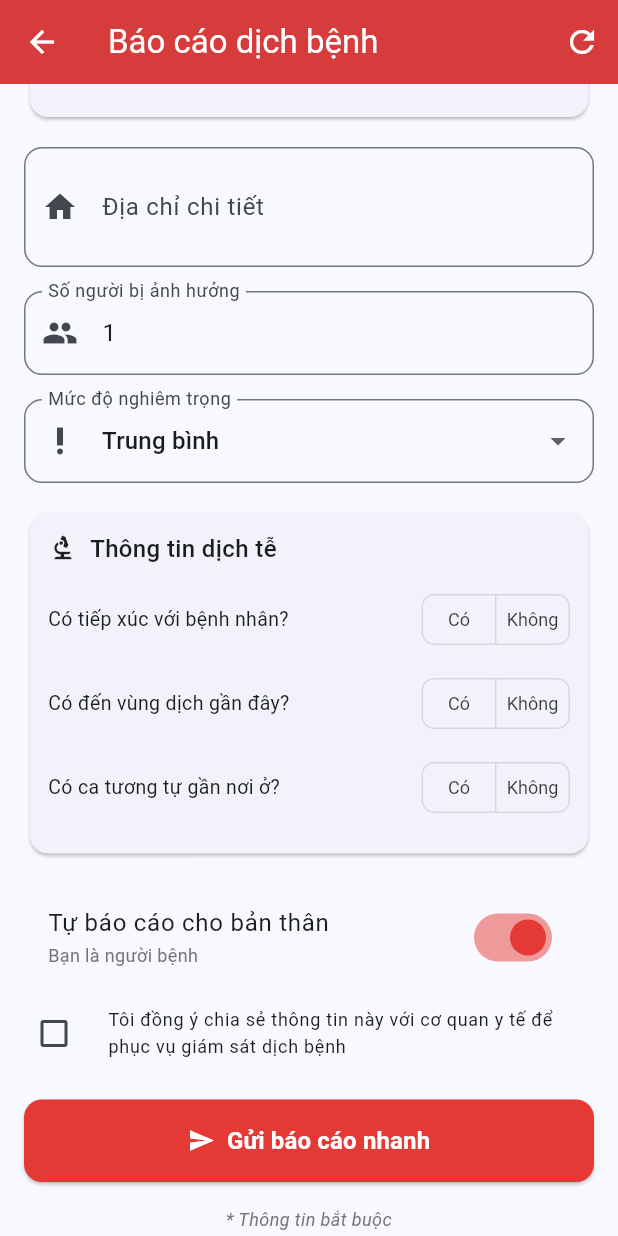
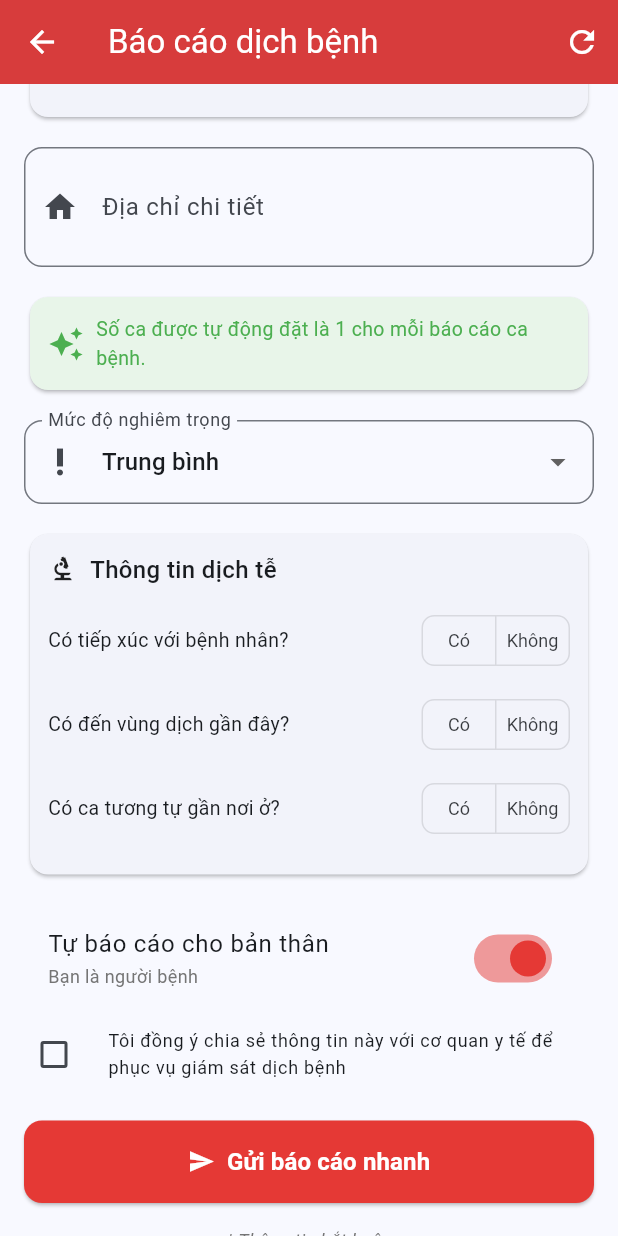
Before and after one commit to miin000/SafeZone_Flutter, a Flutter app: the ReportScreen screen opened directly, scrolled down 1152 dp, on a phone screen of 412 x 824 dp. Run offline on Flutter 3.47's test engine with Material 3 defaults, Android fonts, the phone set to English and light mode, and no system bars; our stand-ins replace dio, equatable, firebase_core, firebase_messaging, flutter_local_notifications, flutter_map and 7 more; accounts and stored records are empty; network calls fail; statements that could not run were skipped.

Commit message:
update 4

```diff
--- a/lib/presentation/screens/report/report_screen.dart
+++ b/lib/presentation/screens/report/report_screen.dart
@@ -10,7 +10,6 @@ import '../../providers/location_provider.dart';
 import '../../providers/notification_provider.dart';
 import '../../providers/auth_provider.dart';
 import 'location_picker_widget.dart';
-import 'verification_required_dialog.dart';
 import '../auth/verification_screen.dart';
 import 'detailed_case_report_screen.dart';
 
@@ -27,7 +26,6 @@ class _ReportScreenState extends State<ReportScreen> {
   // Form controllers
   final _descriptionController = TextEditingController();
   final _addressController = TextEditingController();
-  final _affectedCountController = TextEditingController(text: '1');
   final _latController = TextEditingController();
   final _lonController = TextEditingController();
 
@@ -84,7 +82,6 @@ class _ReportScreenState extends State<ReportScreen> {
   void dispose() {
     _descriptionController.dispose();
     _addressController.dispose();
-    _affectedCountController.dispose();
     _latController.dispose();
     _lonController.dispose();
     super.dispose();
@@ -231,12 +228,6 @@ class _ReportScreenState extends State<ReportScreen> {
       return;
     }
 
-    // Check verification status before submitting
-    final isVerified = await VerificationRequiredDialog.show(context);
-    if (!isVerified) {
-      return; // User chose not to verify or cancelled
-    }
-
     final otpConfirmed = await _confirmEmailOtpForSubmission();
     if (!otpConfirmed) {
       return;
@@ -253,11 +244,12 @@ class _ReportScreenState extends State<ReportScreen> {
           ? _addressController.text.trim()
           : null,
       symptoms: _selectedSymptoms.isNotEmpty ? _selectedSymptoms : null,
-      affectedCount: int.tryParse(_affectedCountController.text),
+        affectedCount: _isOutbreakAlert ? 2 : 1,
       reportType: _reportType,
       severityLevel: _severityLevel,
       isSelfReport: _isSelfReport,
       reporterConsent: _reporterConsent,
+        deviceId: context.read<AuthProvider>().user?.id,
       hasContactWithPatient: _hasContactWithPatient,
       hasVisitedEpidemicArea: _hasVisitedEpidemicArea,
       hasSimilarCasesNearby: _hasSimilarCasesNearby,
@@ -293,6 +285,13 @@ class _ReportScreenState extends State<ReportScreen> {
 
   Future<bool> _confirmEmailOtpForSubmission() async {
     final authProvider = context.read<AuthProvider>();
+    await authProvider.fetchVerificationStatus();
+
+    // Already verified email should not require another OTP challenge.
+    if (authProvider.isEmailVerified) {
+      return true;
+    }
+
     final email = authProvider.user?.email?.trim() ?? '';
 
     if (email.isEmpty) {
@@ -333,7 +332,6 @@ class _ReportScreenState extends State<ReportScreen> {
     _formKey.currentState?.reset();
     _descriptionController.clear();
     _addressController.clear();
-    _affectedCountController.text = '1';
     _latController.clear();
     _lonController.clear();
     setState(() {
@@ -902,31 +900,25 @@ class _ReportScreenState extends State<ReportScreen> {
                       ),
                       const SizedBox(height: 16),
 
-                      // Affected count
-                      TextFormField(
-                        controller: _affectedCountController,
-                        decoration: InputDecoration(
-                          labelText: _isOutbreakAlert
-                              ? 'Số ca nghi nhiễm trong cụm *'
-                              : 'Số người bị ảnh hưởng',
-                          prefixIcon: const Icon(Icons.people),
-                          border: OutlineInputBorder(
-                            borderRadius: BorderRadius.circular(12),
+                      Card(
+                        color: Colors.green.shade50,
+                        child: Padding(
+                          padding: const EdgeInsets.all(12),
+                          child: Row(
+                            children: [
+                              const Icon(Icons.auto_awesome, color: Colors.green),
+                              const SizedBox(width: 8),
+                              Expanded(
+                                child: Text(
+                                  _isOutbreakAlert
+                                      ? 'Số ca nghi nhiễm được tự động đặt tối thiểu là 2 cho báo cáo ổ dịch.'
+                                      : 'Số ca được tự động đặt là 1 cho mỗi báo cáo ca bệnh.',
+                                  style: const TextStyle(fontSize: 13, color: Colors.green),
+                                ),
+                              ),
+                            ],
                           ),
                         ),
-                        keyboardType: TextInputType.number,
-                        validator: (value) {
-                          if (value != null && value.isNotEmpty) {
-                            final count = int.tryParse(value);
-                            if (count == null || count < 1) {
-                              return 'Số người phải >= 1';
-                            }
-                            if (_isOutbreakAlert && count < 2) {
-                              return 'Cảnh báo ổ dịch cần ít nhất 2 ca nghi nhiễm';
-                            }
-                          }
-                          return null;
-                        },
                       ),
                       const SizedBox(height: 16),
 
```
Also changed, not shown: lib/presentation/screens/home/health_info_tab.dart (+15 -4 lines), lib/presentation/screens/home/statistics_tab.dart (+62 -6 lines), lib/presentation/screens/report/detailed_case_report_screen.dart (+99 -21 lines).
